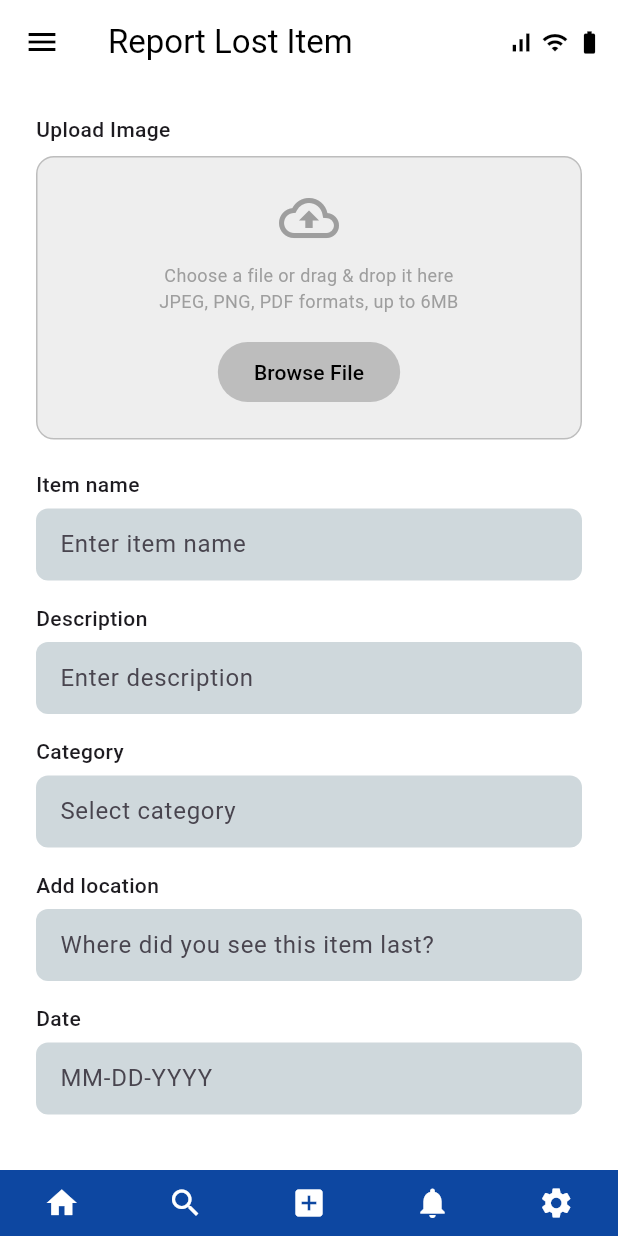
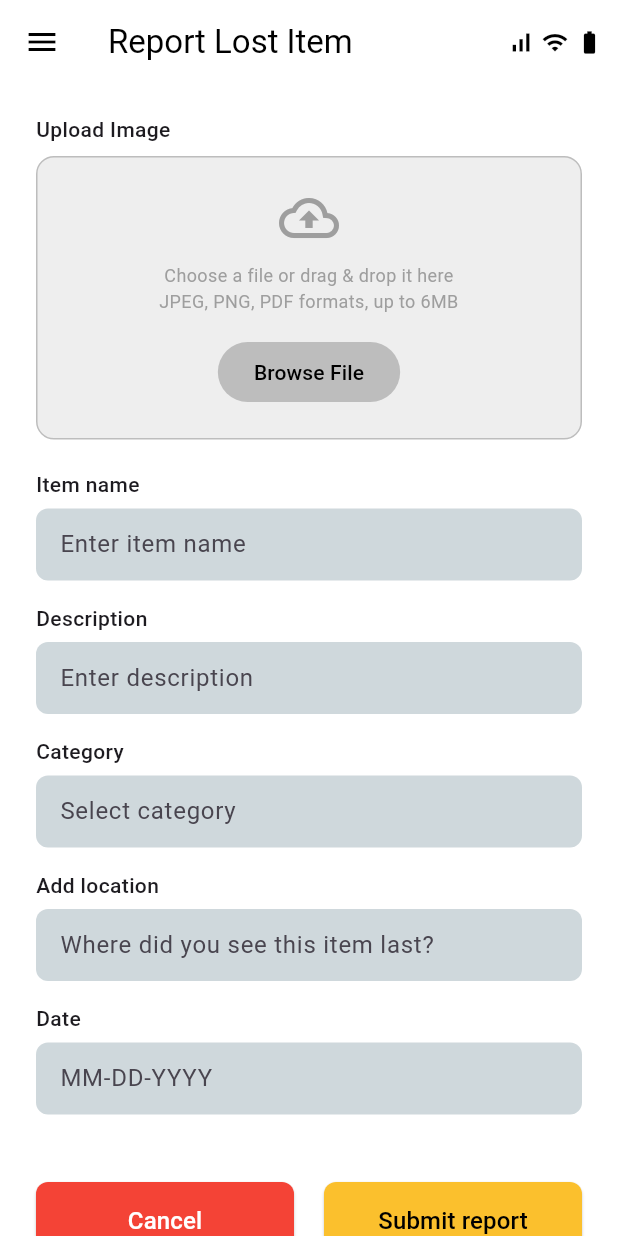
Before and after one commit to GaganSimran/LostNOMore, a Flutter app: the LostScreen screen opened directly, on a phone screen of 412 x 824 dp. Run offline on Flutter 3.47's test engine with Material 3 defaults, Android fonts, the phone set to English and light mode, and no system bars; our stand-ins replace firebase_auth, firebase_core; accounts and stored records are empty; network calls fail.

Commit message:
FiX UI
Fix navigation footer from all screens

```diff
--- a/nolostmorefrontend/lib/LoginScreens/lost_screen.dart
+++ b/nolostmorefrontend/lib/LoginScreens/lost_screen.dart
@@ -133,20 +133,7 @@ class LostScreen extends StatelessWidget {
       ),
 
       // BOTTOM NAV
-      bottomNavigationBar: Container(
-        color: Colors.blue[900],
-        padding: const EdgeInsets.symmetric(vertical: 10),
-        child: const Row(
-          mainAxisAlignment: MainAxisAlignment.spaceAround,
-          children: [
-            Icon(Icons.home, color: Colors.white),
-            Icon(Icons.search, color: Colors.white),
-            Icon(Icons.add_box, color: Colors.white),
-            Icon(Icons.notifications, color: Colors.white),
-            Icon(Icons.settings, color: Colors.white),
-          ],
-        ),
-      ),
+
     );
   }
 
```
Also changed, not shown: nolostmorefrontend/lib/LoginScreens/found_screen.dart (+1 -14 lines), nolostmorefrontend/lib/LoginScreens/home_screen.dart (+22 -17 lines), nolostmorefrontend/lib/LoginScreens/notification_screen.dart (+1 -23 lines).
